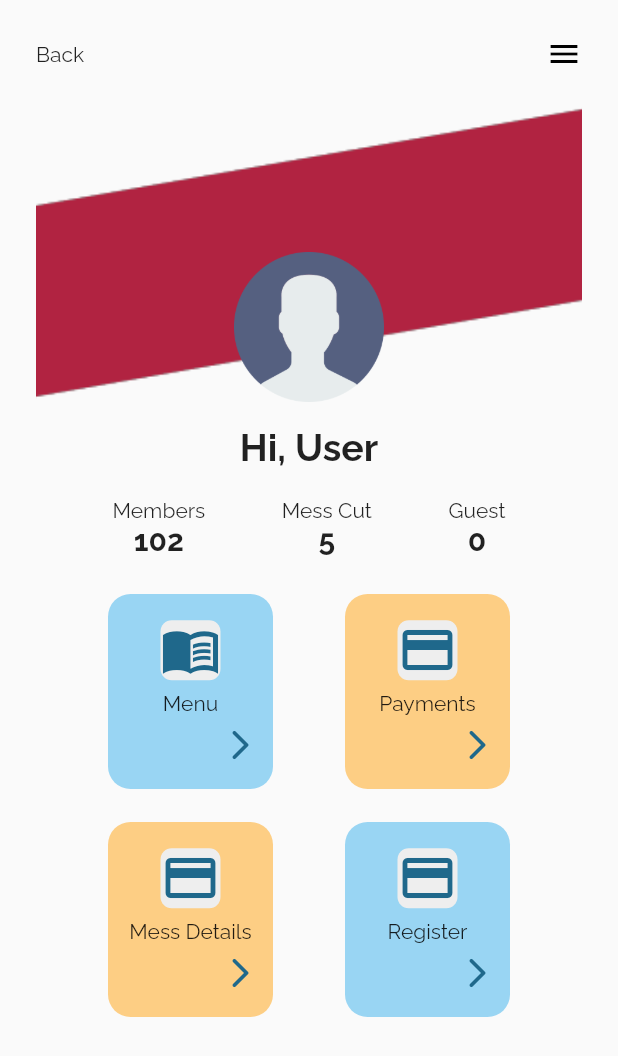
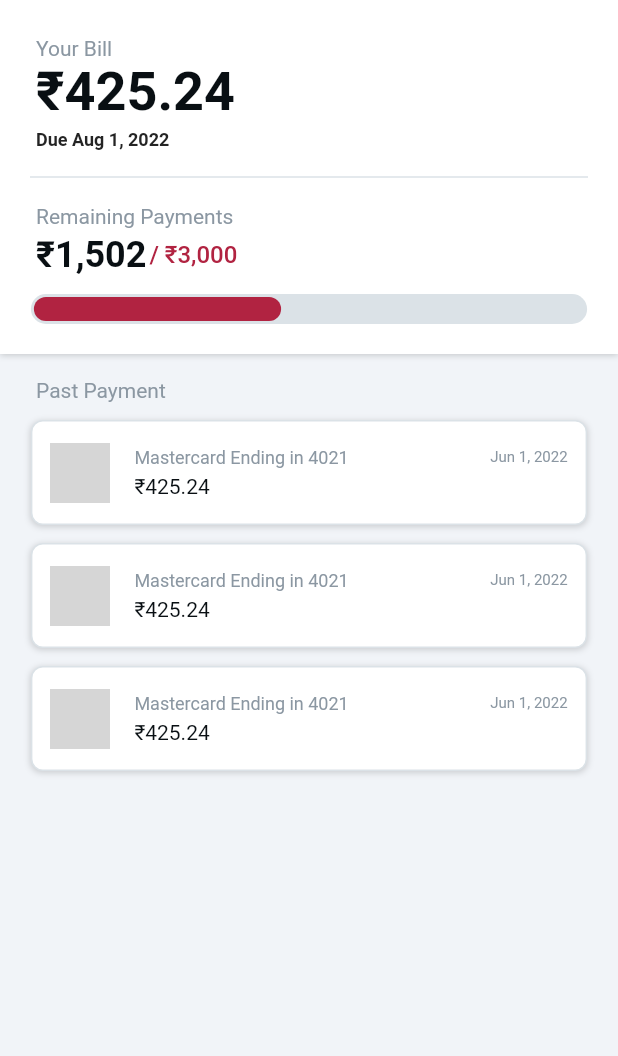
Before and after one commit to TeamFLEG/messapp, a Flutter app: the screen it shows once a user with an empty profile is signed in, after a tap on "Payments", on a phone screen of 412 x 824 dp. Shown: the top 1056 px of the screen. Run offline on Flutter 3.47's test engine with Material 2 defaults, Android fonts, the phone set to English and light mode, and no system bars; our stand-ins replace animated_splash_screen, cloud_firestore, email_validator, firebase_auth, firebase_core, flutter_spinkit and 1 more; accounts and stored records are empty; network calls fail; Roboto replaces fonts that are missing (Lexend Deca); grey boxes are pictures that could not be loaded.

Commit message:
added user payments section

```diff
--- a/lib/main.dart
+++ b/lib/main.dart
@@ -13,6 +13,7 @@ import 'package:messapp/screens/join_mess.dart';
 import 'package:messapp/screens/user_settings.dart';
 import 'package:messapp/screens/mess_members.dart';
 import 'package:messapp/screens/mess_menu.dart';
+import 'package:messapp/screens/user_payment.dart';
 
 import 'firebase_options.dart';
 
@@ -49,6 +50,7 @@ class MyApp extends StatelessWidget {
         '/user-settings': (context) => const UserSettings(),
         '/mess-members': (context) => const MessMembers(),
         '/mess-menu': (context) => const MessMenu(),
+        '/user-payment': (context) => const UserPayment(),
       },
       home: const SplashScreen(),
     );
--- a/lib/screens/user_dashboard.dart
+++ b/lib/screens/user_dashboard.dart
@@ -1,8 +1,8 @@
-import 'package:firebase_auth/firebase_auth.dart';
+// import 'package:firebase_auth/firebase_auth.dart';
 import 'package:flutter/material.dart';
 import 'package:messapp/main.dart';
 import 'package:messapp/screens/dashboard_model.dart';
-import 'package:messapp/utils/authentication.dart';
+// import 'package:messapp/utils/authentication.dart';
 
 class UserDashboard extends StatefulWidget {
   const UserDashboard({Key? key}) : super(key: key);
@@ -167,10 +167,13 @@ class _UserDashboardState extends State<UserDashboard> {
                           Navigator.pushNamed(context, '/mess-menu');
                         }
                       ),
-                      const DashboardCard(
+                      DashboardCard(
                         cardIcon: Icons.payment,
                         cardName: "Payments",
-                        cardColor: Color(0xFFFDCE84),
+                        cardColor: const Color(0xFFFDCE84),
+                        cardAction: () {
+                            Navigator.pushNamed(context, '/user-payment');
+                          },
                       ),
                     ],
                   ),
--- /dev/null
+++ b/lib/screens/user_payment.dart
@@ -0,0 +1,359 @@
+import 'package:flutter/material.dart';
+
+import '../theme/palette.dart';
+
+
+class UserPayment extends StatefulWidget {
+  const UserPayment({Key? key}) : super(key: key);
+
+  @override
+  _UserPaymentState createState() => _UserPaymentState();
+}
+
+class _UserPaymentState extends State<UserPayment> {
+  final scaffoldKey = GlobalKey<ScaffoldState>();
+
+  @override
+  Widget build(BuildContext context) {
+    return Scaffold(
+      key: scaffoldKey,
+      backgroundColor: const Color(0xFFF1F4F8),
+      body: SafeArea(
+        child: SingleChildScrollView(
+          child: Column(
+            mainAxisSize: MainAxisSize.max,
+            children: [
+              Container(
+                width: double.infinity,
+                decoration: const BoxDecoration(
+                  color: Colors.white,
+                  boxShadow: [
+                    BoxShadow(
+                      blurRadius: 3,
+                      color: Color(0x32000000),
+                      offset: Offset(0, 1),
+                    )
+                  ],
+                ),
+                child: Column(
+                  mainAxisSize: MainAxisSize.max,
+                  children: [
+                    Padding(
+                      padding: const EdgeInsetsDirectional.fromSTEB(24, 24, 24, 16),
+                      child: Row(
+                        mainAxisSize: MainAxisSize.max,
+                        children: [
+                          Column(
+                            mainAxisSize: MainAxisSize.max,
+                            crossAxisAlignment: CrossAxisAlignment.start,
+                            children: const [
+                              Text(
+                                'Your Bill',
+                                style: TextStyle(
+                                  fontFamily: 'Lexend Deca',
+                                  color: Color(0xFF8B97A2),
+                                  fontSize: 14,
+                                  fontWeight: FontWeight.normal,
+                                ),
+                              ),
+                              Text(
+                                '₹425.24',
+                                style: TextStyle(
+                                  fontFamily: 'Lexend Deca',
+                                  color: Color(0xFF090F13),
+                                  fontSize: 36,
+                                  fontWeight: FontWeight.bold,
+                                ),
+                              ),
+                              Padding(
+                                padding: EdgeInsetsDirectional.fromSTEB(0, 4, 0, 0),
+                                child: Text(
+                                  'Due Aug 1, 2022',
+                                  textAlign: TextAlign.start,
+                                  style: TextStyle(
+                                    fontFamily: 'Lexend Deca',
+                                    color: Color(0xFF242424),
+                                    fontWeight: FontWeight.bold,
+                                    fontSize: 12,
+                                  ),
+                                ),
+                              ),
+                            ],
+                          ),
+                          Expanded(
+                            child: Column(
+                              mainAxisSize: MainAxisSize.max,
+                              mainAxisAlignment: MainAxisAlignment.center,
+                              crossAxisAlignment: CrossAxisAlignment.end,
+                              children: [
+                                // FFButtonWidget(
+                                //   onPressed: () {
+                                //     print('Button pressed ...');
+                                //   },
+                                //   text: 'Pay',
+                                //   options: FFButtonOptions(
+                                //     width: 110,
+                                //     height: 40,
+                                //     color: Color(0xFFB12341),
+                                //     textStyle: FlutterFlowTheme.of(context)
+                                //         .bodyText1
+                                //         .override(
+                                //       fontFamily: 'Lexend Deca',
+                                //       color: Colors.white,
+                                //       fontSize: 14,
+                                //       fontWeight: FontWeight.normal,
+                                //     ),
+                                //     elevation: 2,
+                                //     borderSide: BorderSide(
+                                //       color: Colors.transparent,
+                                //       width: 1,
+                                //     ),
+                                //     borderRadius: 40,
+                                //   ),
+                                // ),
+                              ],
+                            ),
+                          ),
+                        ],
+                      ),
+                    ),
+                    const Divider(
+                      height: 4,
+                      thickness: 1,
+                      indent: 20,
+                      endIndent: 20,
+                      color: Color(0xFFDBE2E7),
+                    ),
+                    Padding(
+                      padding: const EdgeInsetsDirectional.fromSTEB(24, 16, 24, 0),
+                      child: Row(
+                        mainAxisSize: MainAxisSize.max,
+                        children: const [
+                          Text(
+                            'Remaining Payments',
+                            style:
+                            TextStyle(
+                              fontFamily: 'Lexend Deca',
+                              color: Color(0xFF8B97A2),
+                              fontSize: 14,
+                              fontWeight: FontWeight.normal,
+                            ),
+                          ),
+                        ],
+                      ),
+                    ),
+                    Padding(
+                      padding: const EdgeInsetsDirectional.fromSTEB(24, 4, 24, 0),
+                      child: Row(
+                        mainAxisSize: MainAxisSize.max,
+                        children: const [
+                          Text(
+                            '₹1,502',
+                            style: TextStyle(
+                              fontFamily: 'Lexend Deca',
+                              color: Color(0xFF090F13),
+                              fontSize: 24,
+                              fontWeight: FontWeight.bold,
+                            ),
+                          ),
+                          Padding(
+                            padding: EdgeInsetsDirectional.fromSTEB(2, 0, 0, 0),
+                            child: Text(
+                              '/ ₹3,000',
+                              style: TextStyle(
+                                fontFamily: 'Lexend Deca',
+                                color: Palette.myMaroon,
+                                fontSize: 16,
+                                fontWeight: FontWeight.w500,
+                              ),
+                            ),
+                          ),
+                        ],
+                      ),
+                    ),
+                    Padding(
+                      padding: const EdgeInsetsDirectional.fromSTEB(0, 12, 0, 20),
+                      child: Row(
+                        mainAxisSize: MainAxisSize.max,
+                        mainAxisAlignment: MainAxisAlignment.center,
+                        children: [
+                          Stack(
+                            children: [
+                              Container(
+                                width: MediaQuery.of(context).size.width * 0.9,
+                                height: 20,
+                                decoration: BoxDecoration(
+                                  color: const Color(0xFFDBE2E7),
+                                  borderRadius: BorderRadius.circular(12),
+                                ),
+                              ),
+                              Padding(
+                                padding:
+                                const EdgeInsetsDirectional.fromSTEB(2, 2, 2, 2),
+                                child: Container(
+                                  width:
+                                  MediaQuery.of(context).size.width * 0.4,
+                                  height: 16,
+                                  decoration: BoxDecoration(
+                                    color: const Color(0xFFB12341),
+                                    borderRadius: BorderRadius.circular(12),
+                                  ),
+                                ),
+                              ),
+                            ],
+                          ),
+                        ],
+                      ),
+                    ),
+                  ],
+                ),
+              ),
+
+              Padding(
+                padding: const EdgeInsetsDirectional.fromSTEB(24, 16, 24, 0),
+                child: Row(
+                  mainAxisSize: MainAxisSize.max,
+                  children: const [
+                    Text(
+                      'Past Payment',
+                      style: TextStyle(
+                        fontFamily: 'Lexend Deca',
+                        color: Color(0xFF8B97A2),
+                        fontSize: 14,
+                        fontWeight: FontWeight.normal,
+                      ),
+                    ),
+                  ],
+                ),
+              ),
+
+
+              const PaymentCard(),
+              const PaymentCard(),
+              const PaymentCard(),
+            ],
+          ),
+        ),
+      ),
+    );
+  }
+}
+
+
+
+class PaymentCard extends StatelessWidget {
+  const PaymentCard({Key? key}) : super(key: key);
+
+  @override
+  Widget build(BuildContext context) {
+    return Padding(
+      padding: const EdgeInsetsDirectional.fromSTEB(0, 12, 0, 0),
+      child: Container(
+        width: MediaQuery.of(context).size.width * 0.9,
+        height: 70,
+        decoration: BoxDecoration(
+          color: Colors.white,
+          boxShadow: const [
+            BoxShadow(
+              blurRadius: 3,
+              color: Color(0x28000000),
+              offset: Offset(0, 1),
+            )
+          ],
+          borderRadius: BorderRadius.circular(8),
+          border: Border.all(
+            color: const Color(0xFFDBE2E7),
+            width: 1,
+          ),
+        ),
+        child: Row(
+          mainAxisSize: MainAxisSize.max,
+          mainAxisAlignment: MainAxisAlignment.start,
+          children: [
+            Padding(
+              padding: const EdgeInsetsDirectional.fromSTEB(12, 0, 0, 0),
+              child: Column(
+                mainAxisSize: MainAxisSize.max,
+                mainAxisAlignment: MainAxisAlignment.center,
+                children: [
+                  Image.asset(
+                    'assets/images/masterCard@2x.png',
+                    width: 40,
+                    height: 40,
+                    fit: BoxFit.fitWidth,
+                  ),
+                ],
+              ),
+            ),
+            Expanded(
+              child: Padding(
+                padding: const EdgeInsetsDirectional.fromSTEB(4, 0, 0, 0),
+                child: Column(
+                  mainAxisSize: MainAxisSize.max,
+                  mainAxisAlignment: MainAxisAlignment.center,
+                  crossAxisAlignment: CrossAxisAlignment.start,
+                  children: [
+                    Padding(
+                      padding: const EdgeInsetsDirectional.fromSTEB(
+                          12, 0, 12, 0),
+                      child: Row(
+                        mainAxisSize: MainAxisSize.max,
+                        mainAxisAlignment:
+                        MainAxisAlignment.spaceBetween,
+                        children: const [
+                          Text(
+                            'Mastercard Ending in 4021',
+                            style: TextStyle(
+                              fontFamily: 'Lexend Deca',
+                              color: Color(0xFF8B97A2),
+                              fontSize: 12,
+                              fontWeight: FontWeight.normal,
+                            ),
+                          ),
+                          Text(
+                            'Jun 1, 2022',
+                            textAlign: TextAlign.end,
+                            style: TextStyle(
+                              fontFamily: 'Lexend Deca',
+                              color: Color(0xFF8B97A2),
+                              fontSize: 10,
+                              fontWeight: FontWeight.normal,
+                            ),
+                          ),
+                        ],
+                      ),
+                    ),
+                    Padding(
+                      padding: const EdgeInsetsDirectional.fromSTEB(
+                          12, 0, 12, 0),
+                      child: Row(
+                        mainAxisSize: MainAxisSize.max,
+                        mainAxisAlignment:
+                        MainAxisAlignment.spaceBetween,
+                        children: const [
+                          Padding(
+                            padding: EdgeInsetsDirectional.fromSTEB(
+                                0, 4, 0, 0),
+                            child: Text(
+                              '₹425.24',
+                              style: TextStyle(
+                                fontFamily: 'Lexend Deca',
+                                color: Color(0xFF090F13),
+                                fontSize: 14,
+                                fontWeight: FontWeight.normal,
+                              ),
+                            ),
+                          ),
+                        ],
+                      ),
+                    ),
+                  ],
+                ),
+              ),
+            ),
+          ],
+        ),
+      ),
+    );
+  }
+}
```
